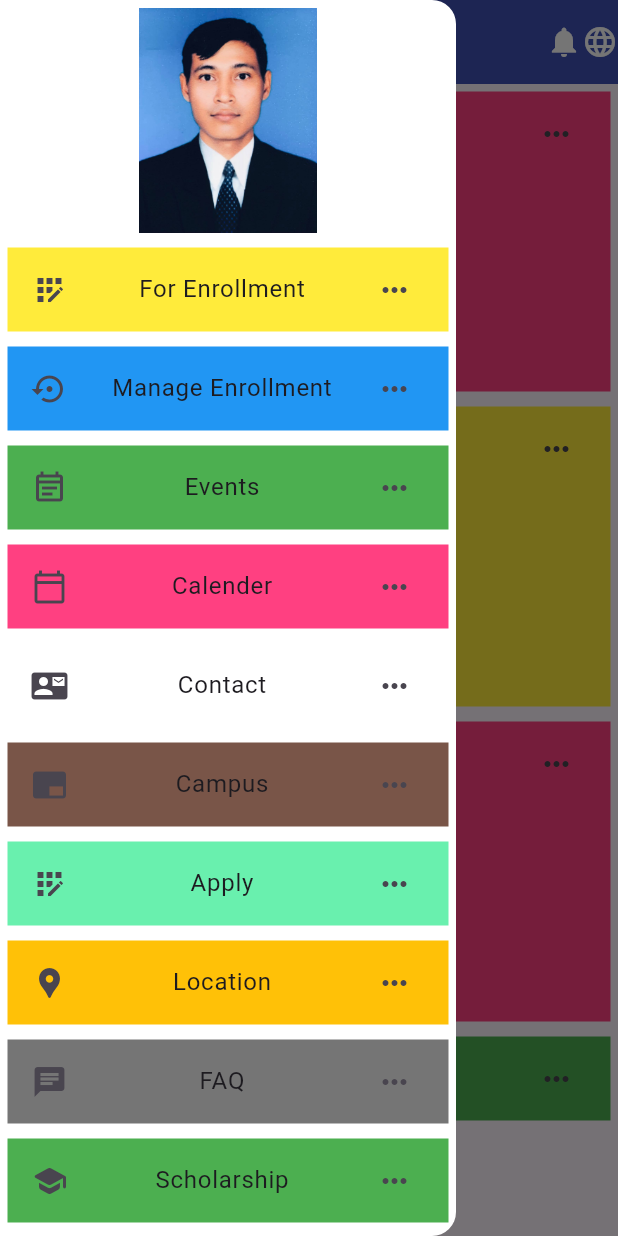
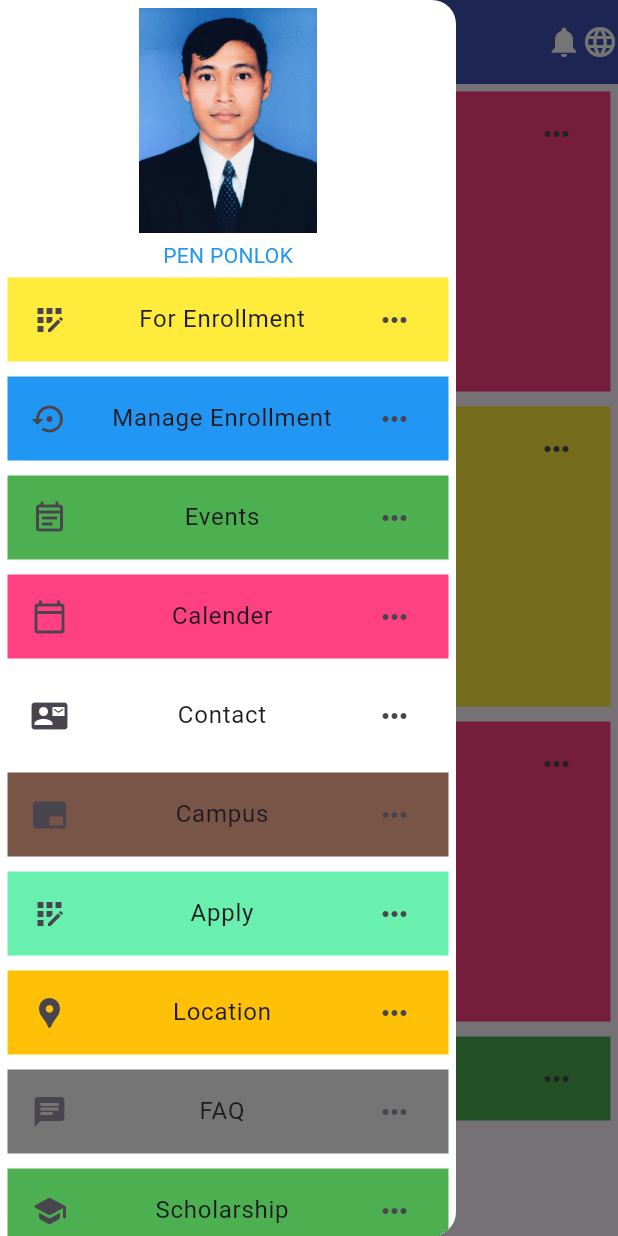
Before and after one commit to Cyperfroz00/griddemo, a Flutter app: the screen it shows after launch, with the side drawer open, on a phone screen of 412 x 824 dp. Run offline on Flutter 3.47's test engine with Material 2 defaults, Android fonts, the phone set to English and light mode, and no system bars.

Commit message:
10th update drawer with profile and category + appbar finished

```diff
--- a/lib/componnet/list_view_screen.dart
+++ b/lib/componnet/list_view_screen.dart
@@ -1,4 +1,3 @@
-import 'package:flutter/cupertino.dart';
 import 'package:flutter/material.dart';
 
 class Listviewscreen extends StatefulWidget {
@@ -20,18 +19,18 @@ class _ListviewscreenState extends State<Listviewscreen> {
               children: [
                 Center(
                   child: Container(
-                    decoration: BoxDecoration(
-                        borderRadius: BorderRadius.all(
-                      Radius.circular(25),
-                    )),
-                    width: 150,
-                    height: 150,
                     margin: EdgeInsets.all(5),
-                    // width: 100,
-                    // height: 100,
                     child: Image.asset(
                       'assets/images/ceo.jpg',
                     ),
+                    width: 150,
+                    height: 150,
+                  ),
+                ),
+                Center(
+                  child: Text(
+                    'PEN PONLOK',
+                    style: TextStyle(color: Colors.blue),
                   ),
                 ),
                 Container(
```
